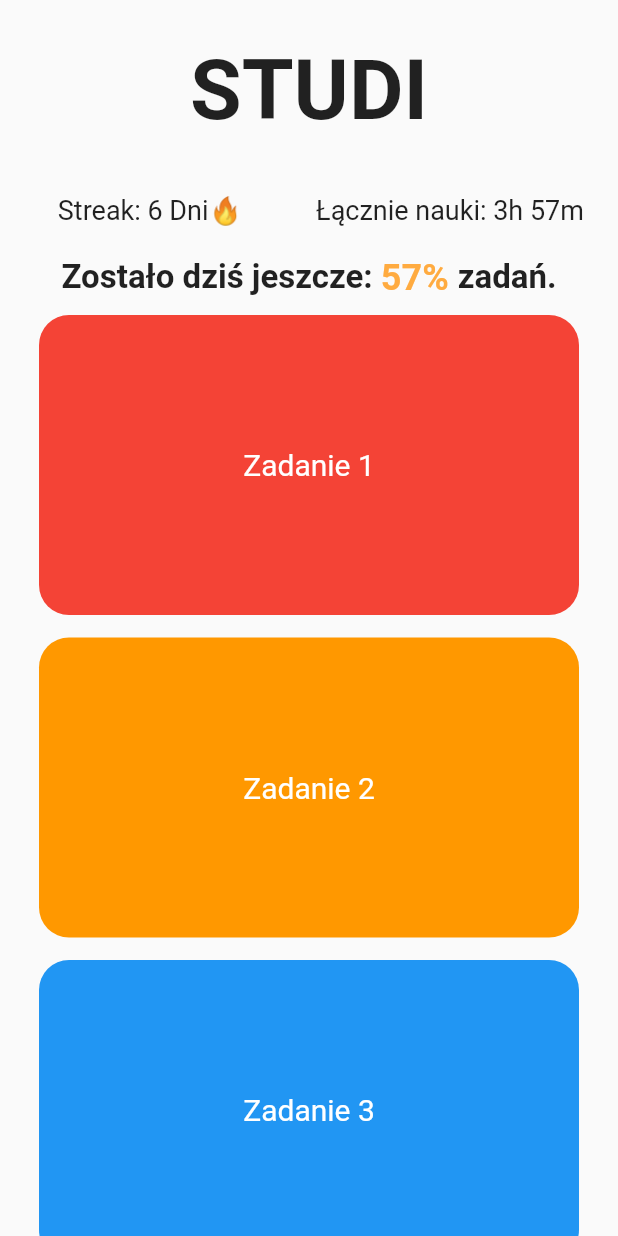
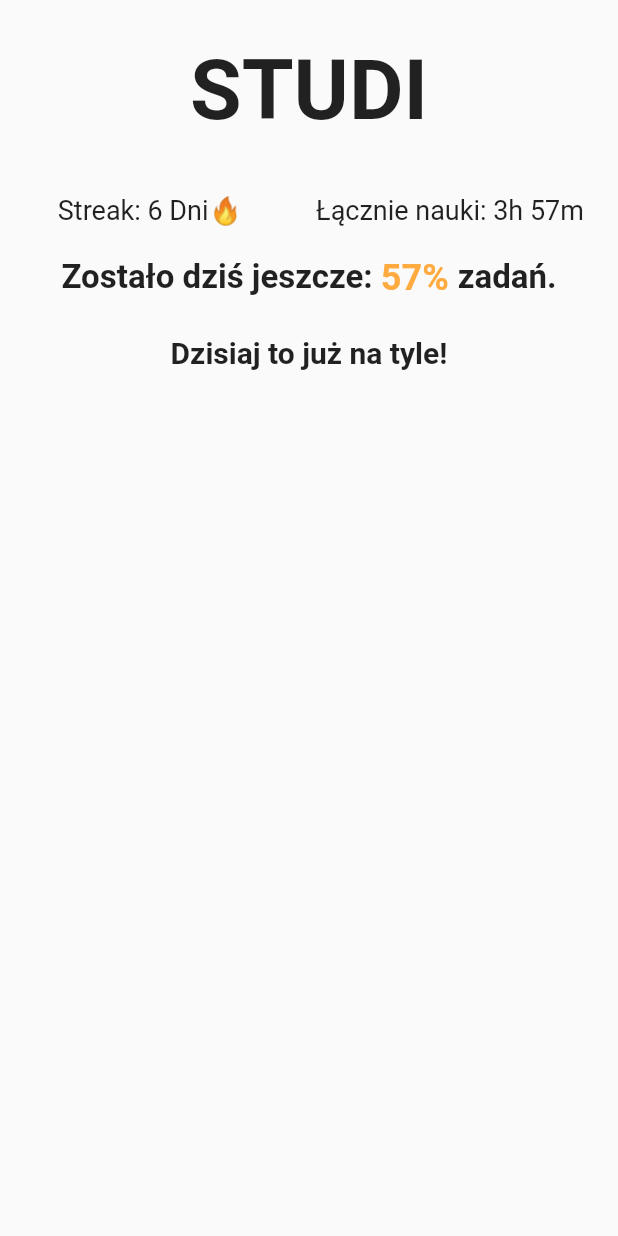
Before and after one commit to Kenayv/ProjektHackHeroes, a Flutter app: the HomePage screen opened directly, on a phone screen of 412 x 824 dp. Run offline on Flutter 3.47's test engine with Material 2 defaults, Android fonts, the phone set to English and light mode, and no system bars; our stand-ins replace awesome_notifications, introduction_screen, shared_preferences; accounts and stored records are empty.

Commit message:
Main function rendering tasks correctly

```diff
--- a/lib/main.dart
+++ b/lib/main.dart
@@ -51,6 +51,7 @@
           } else if (snapshot.hasError) {
             return Text('Error: ${snapshot.error}'); //sprawdza czy introduction
           } else {
+            //bylo juz raz wyswietlane
             if (!currentUser.hasSeenIntroduction()) {
               return const IntroductionScreens();
             } else {
--- a/lib/pages/home_page.dart
+++ b/lib/pages/home_page.dart
@@ -1,10 +1,62 @@
 // ignore_for_file: prefer_const_literals_to_create_immutables, prefer_const_constructors, avoid_unnecessary_containers, sized_box_for_whitespace, use_key_in_widget_constructors
 
 import 'package:flutter/material.dart';
+import 'package:project_hack_heroes/user.dart';
+import 'package:path_provider/path_provider.dart';
+import 'dart:convert';
+import 'todo_page.dart';
+import 'dart:math';
+import 'dart:io';
 
 class HomePage extends StatelessWidget {
+  List<TodoTask> tasks = TodoPage().getTasks();
+
+  void _loadTasks() async {
+    try {
+      Directory appDocDir = await getApplicationDocumentsDirectory();
+      String filePath = '${appDocDir.path}/tasks.json';
+      File file = File(filePath);
+      if (file.existsSync()) {
+        String content = file.readAsStringSync();
+        List<dynamic> decodedTasks = jsonDecode(content);
+        List<TodoTask> loadedTasks = decodedTasks.map((task) => TodoTask.fromJson(task)).toList();
+        tasks = loadedTasks;
+      }
+    } catch (e) {
+      //FIXME: Tu powinien się wyświetlać na stronie TODO komunikat że się nie udało.
+      print("Error loading tasks: $e");
+    }
+  }
+
+  Padding _buildTaskItem(String taskText) {
+    final randomColor = Color.fromRGBO(
+      Random().nextInt(256),
+      Random().nextInt(256),
+      Random().nextInt(256),
+      1.0,
+    );
+
+    return Padding(
+      padding: const EdgeInsets.all(15.0),
+      child: Container(
+        height: 200,
+        decoration: BoxDecoration(
+          color: randomColor,
+          borderRadius: BorderRadius.all(Radius.circular(20)),
+        ),
+        child: Center(
+          child: Text(
+            taskText,
+            style: TextStyle(fontSize: 20, color: Colors.white),
+          ),
+        ),
+      ),
+    );
+  }
+
   @override
   Widget build(BuildContext context) {
+    _loadTasks();
     return Scaffold(
       body: SingleChildScrollView(
         child: Column(
@@ -69,50 +121,19 @@
             ),
             Column(
               children: [
-                Padding(
-                  padding: const EdgeInsets.only(bottom: 15.0),
-                  child: Container(
-                    width: 360,
-                    height: 200,
-                    decoration: BoxDecoration(
-                      color: Colors.red,
-                      borderRadius: BorderRadius.all(Radius.circular(20)),
-                    ),
-                    child: Center(
-                      child: Text("Zadanie 1", style: TextStyle(fontSize: 20, color: Colors.white)),
-                    ),
-                  ),
-                ),
-                Padding(
-                  padding: const EdgeInsets.only(bottom: 15.0),
-                  child: Container(
-                    width: 360,
-                    height: 200,
-                    decoration: BoxDecoration(
-                      color: Colors.orange,
-                      borderRadius: BorderRadius.all(Radius.circular(20)),
-                    ),
-                    child: Center(
-                      child: Text("Zadanie 2", style: TextStyle(fontSize: 20, color: Colors.white)),
-                    ),
-                  ),
-                ),
-                Padding(
-                  padding: const EdgeInsets.only(bottom: 15.0),
-                  child: Container(
-                    width: 360,
-                    height: 200,
-                    decoration: BoxDecoration(
-                      color: Colors.blue,
-                      borderRadius: BorderRadius.all(Radius.circular(20)),
-                    ),
-                    child: Center(
-                      child: Text(
-                        "Zadanie 3",
-                        style: TextStyle(fontSize: 20, color: Colors.white),
-                      ),
-                    ),
-                  ),
+                ListView.builder(
+                  shrinkWrap: true,
+                  physics: NeverScrollableScrollPhysics(),
+                  itemCount: tasks.length,
+                  itemBuilder: (context, index) {
+                    TodoTask todo = tasks[index];
+                    if (todo.isCompleted) return null;
+                    return SizedBox(
+                      // Wrap the Container with a SizedBox
+                      width: MediaQuery.of(context).size.width * 0.8, // Set width to 80% of the screen width
+                      child: _buildTaskItem(todo.task),
+                    );
+                  },
                 ),
               ],
             ),
--- a/lib/user.dart
+++ b/lib/user.dart
@@ -315,6 +315,8 @@
     return _upcomingNotification;
   }
 
+  //  -   -   -   -   -   -   -   -   -   -
+
   bool hasSeenIntroduction() {
     return _hasSeenIntroduction;
   }
```
Also changed, not shown: lib/pages/todo_page.dart (+7 -3 lines).
